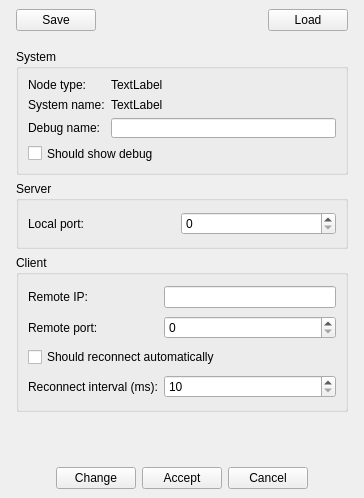
Above: src/VMTD/VMTD/VMTDSettingsForm.ui from ekushko/qt-vxlan-mtd-old before the change. Below: the same form after it.
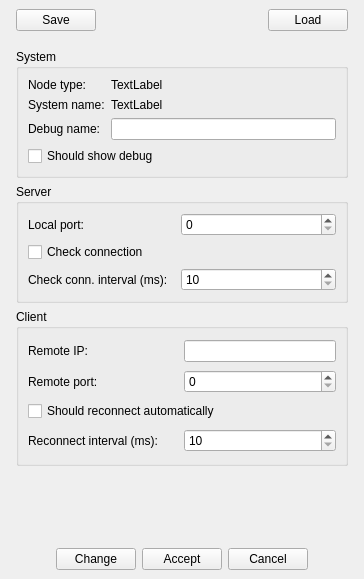
That is the form after the change.

```diff
--- a/src/VMTD/VMTD/VMTDSettingsForm.ui
+++ b/src/VMTD/VMTD/VMTDSettingsForm.ui
@@ -7,7 +7,7 @@
     <x>0</x>
     <y>0</y>
     <width>364</width>
-    <height>498</height>
+    <height>579</height>
    </rect>
   </property>
   <property name="windowTitle">
@@ -168,6 +168,13 @@
              </property>
             </widget>
            </item>
+           <item row="2" column="0">
+            <widget class="QLabel" name="_15">
+             <property name="text">
+              <string>Check conn. interval (ms):</string>
+             </property>
+            </widget>
+           </item>
            <item row="0" column="0">
             <widget class="QLabel" name="_9">
              <property name="minimumSize">
@@ -187,6 +194,23 @@
              </property>
             </widget>
            </item>
+           <item row="2" column="1">
+            <widget class="QSpinBox" name="sbCheckConnectionInterval">
+             <property name="minimum">
+              <number>10</number>
+             </property>
+             <property name="maximum">
+              <number>999999999</number>
+             </property>
+            </widget>
+           </item>
+           <item row="1" column="0" colspan="2">
+            <widget class="QCheckBox" name="chbShouldCheckConnection">
+             <property name="text">
+              <string>Check connection</string>
+             </property>
+            </widget>
+           </item>
           </layout>
          </widget>
         </item>
@@ -235,6 +259,12 @@
            </item>
            <item row="3" column="0">
             <widget class="QLabel" name="_13">
+             <property name="minimumSize">
+              <size>
+               <width>150</width>
+               <height>0</height>
+              </size>
+             </property>
              <property name="text">
               <string>Reconnect interval (ms):</string>
              </property>
```
